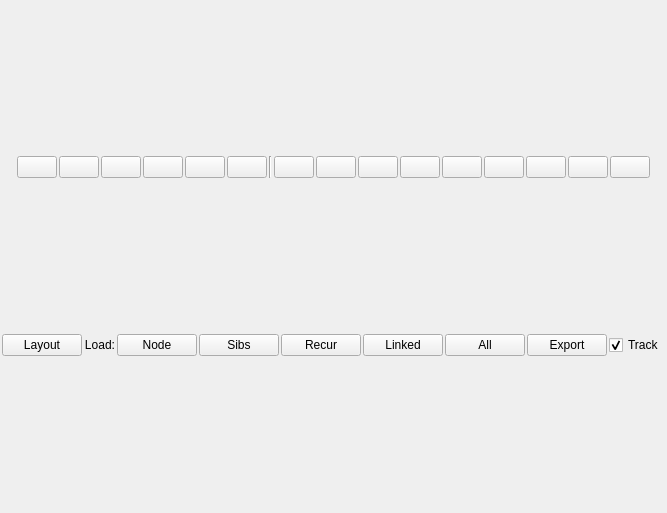
Above: leo/plugins/GraphCanvas/GraphCanvas.ui from leo-editor/leo-editor before the change. Below: the same form after it.
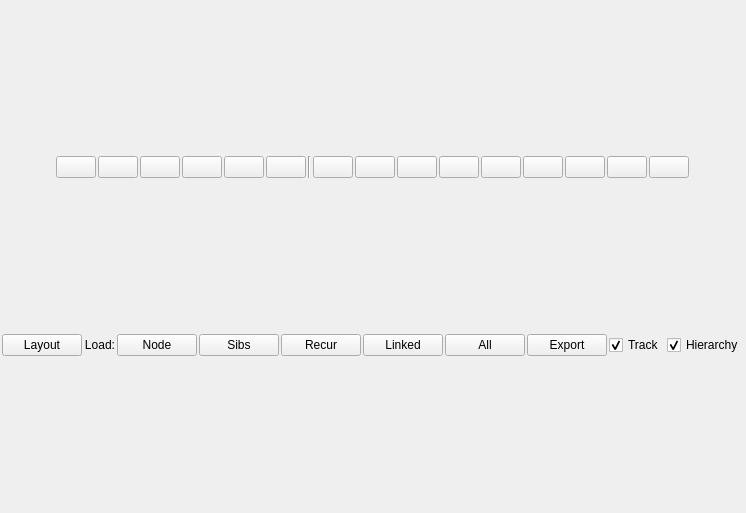
That is the form after the change. Icons and pictures are not drawn.

Commit message: Show hierarchy links, implement layouting with pydot, which work on Windows also

The edit to the form file:
```diff
--- a/leo/plugins/GraphCanvas/GraphCanvas.ui
+++ b/leo/plugins/GraphCanvas/GraphCanvas.ui
@@ -458,6 +458,19 @@
        </property>
       </widget>
      </item>
+          <item>
+            <widget class="QCheckBox" name="chkHierarchy">
+              <property name="toolTip">
+                <string>Show/hide hierarchy links</string>
+              </property>
+              <property name="text">
+                <string>Hierarchy</string>
+              </property>
+              <property name="checked">
+                <bool>true</bool>
+              </property>
+            </widget>
+          </item>
     </layout>
    </item>
   </layout>
```
The commit also changes 1 other file.
